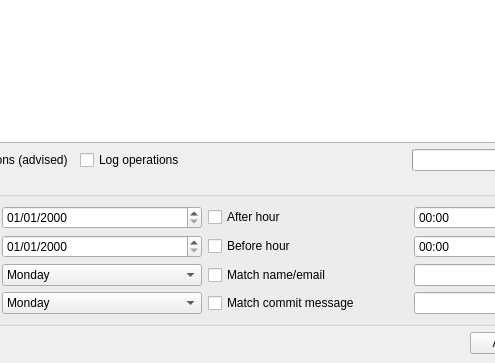
First picture: the form in qGitFilterBranch/main_window.ui, repository mike-perdide/gitbuster, before the edit; both pictures show x 225 to 720 and y 247 to 610 of the 860 by 610 pixel window.
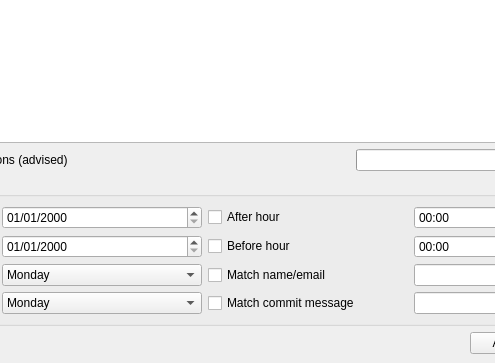
Second picture: the form after the edit.

Commit message: Enhancing the confirm dialog; preparing the migration scripts generation.

What changed in the file:
```diff
--- a/qGitFilterBranch/main_window.ui
+++ b/qGitFilterBranch/main_window.ui
@@ -72,13 +72,6 @@
         </property>
        </widget>
       </item>
-      <item row="0" column="1">
-       <widget class="QCheckBox" name="logCheckBox">
-        <property name="text">
-         <string>Log operations</string>
-        </property>
-       </widget>
-      </item>
      </layout>
     </item>
     <item row="8" column="3">
```
Left out of the diff: 1 changed line with no effect on the pictures. The commit also changes 3 other files.
